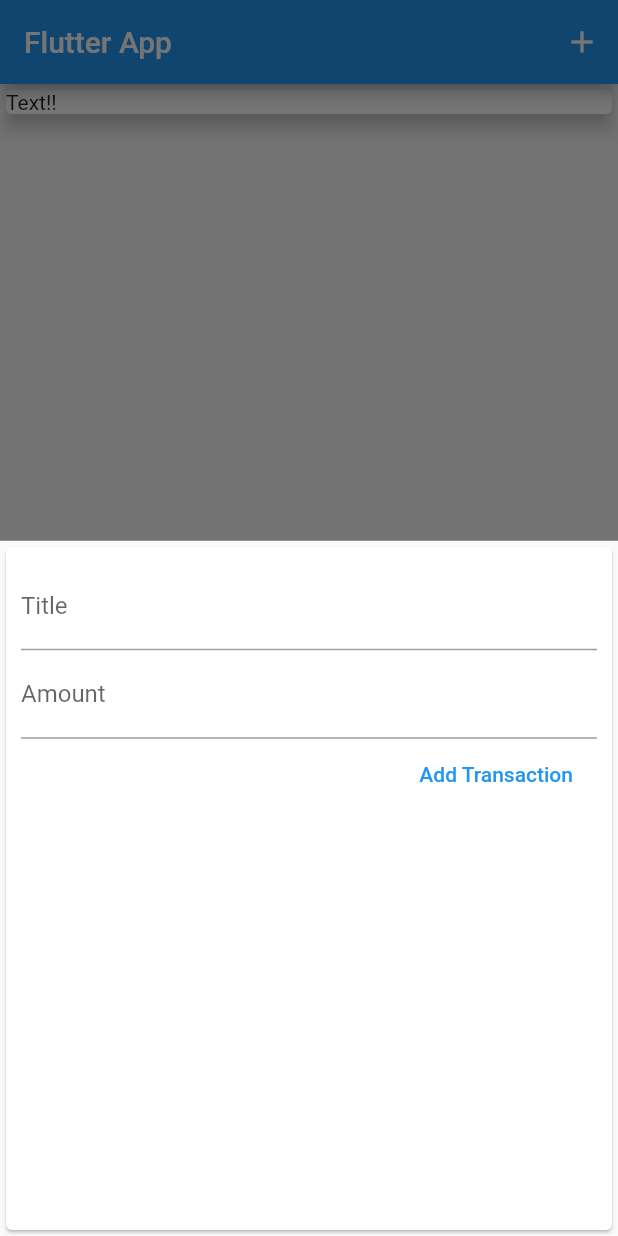
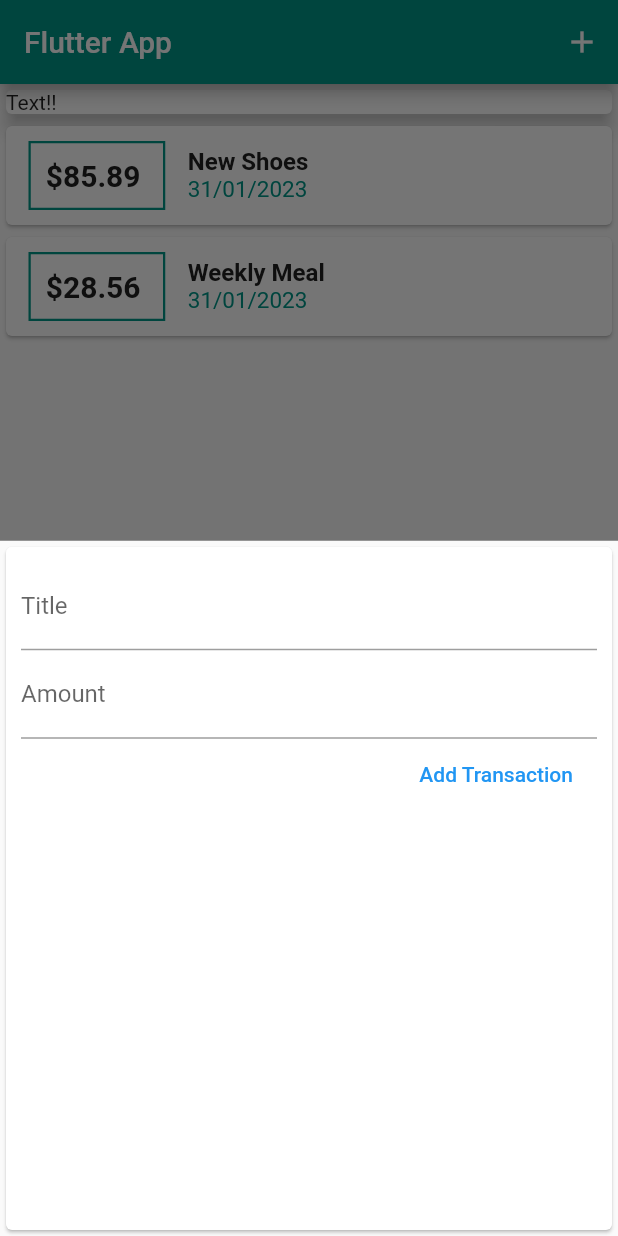
Before and after one commit to hrsd83/Flutter-Aplicacion-Gastos, a Flutter app: the screen it shows after launch, after a tap on the "add" icon, on a phone screen of 412 x 824 dp. Run offline on Flutter 3.47's test engine with Material 2 defaults, Android fonts, the phone set to English and light mode, and no system bars; our stand-ins replace animate_do.

Commit message:
Se le agrega el themeData, para agregar el color primary a la aplicacion

```diff
--- a/lib/main.dart
+++ b/lib/main.dart
@@ -1,9 +1,11 @@
+import 'package:animate_do/animate_do.dart';
+import 'package:animations/animations.dart';
 import 'package:flutter/material.dart';
-import 'package:flutter_expense_application/widgets/new_transaction.dart';
-import 'package:animations/animations.dart';
-import 'package:animate_do/animate_do.dart';
 
-import 'models/transaction.dart';
+import './widgets/new_transaction.dart';
+
+import './widgets/transaction_list.dart';
+import './models/transaction.dart';
 
 void main() => runApp(const MyApp());
 
@@ -13,6 +15,7 @@ class MyApp extends StatelessWidget {
   @override
   Widget build(BuildContext context) {
     return MaterialApp(
+        theme: ThemeData(primarySwatch: Colors.teal),
         debugShowCheckedModeBanner: false,
         title: 'Material App',
         home: MyHomePage());
@@ -55,7 +58,7 @@ class _MyHomePageState extends State<MyHomePage> {
     });
   }
 
-  void _starNewTransaction(BuildContext ctx) {
+  void _startNewTransaction(BuildContext ctx) {
     showModalBottomSheet(
       context: ctx,
       builder: (_) {
@@ -74,11 +77,9 @@ class _MyHomePageState extends State<MyHomePage> {
       appBar: AppBar(
         title: Text('Flutter App'),
         actions: <Widget>[
-          FadeInDownBig(
-            child: IconButton(
-              icon: Icon(Icons.add),
-              onPressed: () => _starNewTransaction(context),
-            ),
+          IconButton(
+            icon: const Icon(Icons.add),
+            onPressed: () => _startNewTransaction(context),
           )
         ],
       ),
@@ -95,13 +96,14 @@ class _MyHomePageState extends State<MyHomePage> {
                 child: Text('Text!!'),
               ),
             ),
+            TransactionList(_userTransactions),
           ],
         ),
       ),
       floatingActionButtonLocation: FloatingActionButtonLocation.centerFloat,
       floatingActionButton: FloatingActionButton(
-        child: Icon(Icons.add),
-        onPressed: () => _starNewTransaction(context),
+        child: const Icon(Icons.add),
+        onPressed: () => _startNewTransaction(context),
       ),
     );
   }
--- a/lib/widgets/new_transaction.dart
+++ b/lib/widgets/new_transaction.dart
@@ -1,11 +1,18 @@
 import 'package:flutter/material.dart';
 
-class NewTransaction extends StatelessWidget {
+class NewTransaction extends StatefulWidget {
   final Function addTx;
-  final titleController = TextEditingController();
-  final amountController = TextEditingController();
 
   NewTransaction(this.addTx);
+
+  @override
+  State<NewTransaction> createState() => _NewTransactionState();
+}
+
+class _NewTransactionState extends State<NewTransaction> {
+  final titleController = TextEditingController();
+
+  final amountController = TextEditingController();
 
   void submitData() {
     final enteredTitle = titleController.text;
@@ -15,7 +22,9 @@ class NewTransaction extends StatelessWidget {
       return;
     }
 
-    addTx(enteredTitle, enteredAmount);
+    widget.addTx(enteredTitle, enteredAmount);
+
+    Navigator.of(context).pop();
   }
 
   @override
--- a/lib/widgets/transaction_list.dart
+++ b/lib/widgets/transaction_list.dart
@@ -6,7 +6,7 @@ import 'package:intl/intl.dart';
 class TransactionList extends StatelessWidget {
   final List<Transaction> transactions;
 
-  const TransactionList(this.transactions, {required IconButton child});
+  const TransactionList(this.transactions);
 
   @override
   Widget build(BuildContext context) {
@@ -19,11 +19,12 @@ class TransactionList extends StatelessWidget {
             child: Row(
               children: <Widget>[
                 Container(
-                  margin: EdgeInsets.symmetric(horizontal: 15, vertical: 10),
+                  margin:
+                      const EdgeInsets.symmetric(horizontal: 15, vertical: 10),
                   decoration: BoxDecoration(
-                      border:
-                          Border.all(color: Colors.grey.shade800, width: 1.5)),
-                  padding: EdgeInsets.all(10),
+                      border: Border.all(
+                          color: Theme.of(context).primaryColor, width: 1.5)),
+                  padding: const EdgeInsets.all(10),
                   child: Text(
                     //Interpolacion del monto
                     '\$${transactions[index].amount.toStringAsFixed(2)} ',
@@ -48,8 +49,8 @@ class TransactionList extends StatelessWidget {
                     Text(
                       //Fecha
                       DateFormat('dd/MM/yyyy').format(transactions[index].date),
-                      style:
-                          TextStyle(color: Colors.grey.shade400, fontSize: 15),
+                      style: TextStyle(
+                          color: Theme.of(context).primaryColor, fontSize: 15),
                     )
                   ],
                 )
--- a/pubspec.yaml
+++ b/pubspec.yaml
@@ -37,7 +37,6 @@ dependencies:
   intl: ^0.18.0
 
 dev_dependencies:
-  animate_do: ^3.0.2
   animations: ^2.0.7
   flutter_lints: ^2.0.0
   flutter_test:
```
